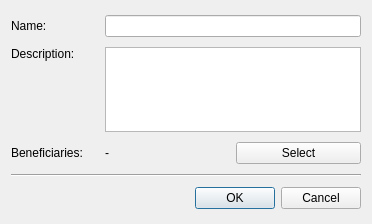
The window that Src.QT/tt3-gui/CreateWorkStreamDialog.ui (akapustiatyahoocouk/TimeTracker3) describes before a commit, drawn with Qt 5.
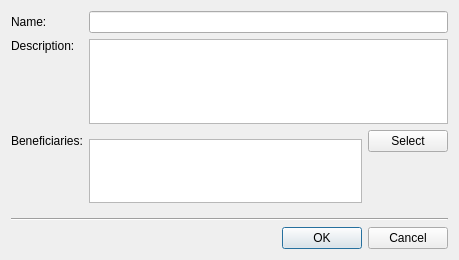
The same window after the commit. Icons and pictures are not drawn.

The edit to the form file:
```diff
--- a/Src.QT/tt3-gui/CreateWorkStreamDialog.ui
+++ b/Src.QT/tt3-gui/CreateWorkStreamDialog.ui
@@ -6,8 +6,8 @@
    <rect>
     <x>0</x>
     <y>0</y>
-    <width>372</width>
-    <height>224</height>
+    <width>459</width>
+    <height>260</height>
    </rect>
   </property>
   <property name="windowTitle">
@@ -21,19 +21,10 @@
    <bool>true</bool>
   </property>
   <layout class="QGridLayout" name="gridLayout">
-   <item row="1" column="1" colspan="2">
-    <widget class="QPlainTextEdit" name="descriptionPlainTextEdit">
-     <property name="sizePolicy">
-      <sizepolicy hsizetype="Expanding" vsizetype="Fixed">
-       <horstretch>0</horstretch>
-       <verstretch>0</verstretch>
-      </sizepolicy>
-     </property>
-     <property name="maximumSize">
-      <size>
-       <width>16777215</width>
-       <height>85</height>
-      </size>
+   <item row="0" column="0">
+    <widget class="QLabel" name="displayNameLabel">
+     <property name="text">
+      <string>Name:</string>
      </property>
     </widget>
    </item>
@@ -47,23 +38,54 @@
      </property>
     </widget>
    </item>
-   <item row="4" column="0" colspan="3">
-    <widget class="QDialogButtonBox" name="buttonBox">
-     <property name="orientation">
-      <enum>Qt::Orientation::Horizontal</enum>
+   <item row="1" column="1" colspan="2">
+    <widget class="QPlainTextEdit" name="descriptionPlainTextEdit">
+     <property name="sizePolicy">
+      <sizepolicy hsizetype="Expanding" vsizetype="Fixed">
+       <horstretch>0</horstretch>
+       <verstretch>0</verstretch>
+      </sizepolicy>
      </property>
-     <property name="standardButtons">
-      <set>QDialogButtonBox::StandardButton::Cancel|QDialogButtonBox::StandardButton::Ok</set>
+     <property name="maximumSize">
+      <size>
+       <width>16777215</width>
+       <height>85</height>
+      </size>
      </property>
     </widget>
    </item>
-   <item row="0" column="1" colspan="2">
-    <widget class="QLineEdit" name="displayNameLineEdit"/>
-   </item>
-   <item row="0" column="0">
-    <widget class="QLabel" name="displayNameLabel">
+   <item row="2" column="0">
+    <widget class="QLabel" name="beneficiariesLabel">
      <property name="text">
-      <string>Name:</string>
+      <string>Beneficiaries:</string>
+     </property>
+    </widget>
+   </item>
+   <item row="2" column="1" rowspan="2">
+    <widget class="QListWidget" name="beneficiariesListWidget">
+     <property name="sizePolicy">
+      <sizepolicy hsizetype="Expanding" vsizetype="Expanding">
+       <horstretch>0</horstretch>
+       <verstretch>64</verstretch>
+      </sizepolicy>
+     </property>
+     <property name="minimumSize">
+      <size>
+       <width>0</width>
+       <height>0</height>
+      </size>
+     </property>
+     <property name="maximumSize">
+      <size>
+       <width>16777215</width>
+       <height>64</height>
+      </size>
+     </property>
+     <property name="baseSize">
+      <size>
+       <width>0</width>
+       <height>64</height>
+      </size>
      </property>
     </widget>
    </item>
@@ -78,30 +100,39 @@
      </property>
     </widget>
    </item>
-   <item row="2" column="1">
-    <widget class="QLabel" name="beneficiariesValueLabel">
-     <property name="text">
-      <string>-</string>
+   <item row="3" column="2">
+    <spacer name="verticalSpacer">
+     <property name="orientation">
+      <enum>Qt::Orientation::Vertical</enum>
      </property>
-     <property name="wordWrap">
-      <bool>true</bool>
+     <property name="sizeHint" stdset="0">
+      <size>
+       <width>20</width>
+       <height>28</height>
+      </size>
      </property>
-    </widget>
+    </spacer>
    </item>
-   <item row="2" column="0">
-    <widget class="QLabel" name="beneficiariesLabel">
-     <property name="text">
-      <string>Beneficiaries:</string>
-     </property>
-    </widget>
-   </item>
-   <item row="3" column="0" colspan="3">
+   <item row="4" column="0" colspan="3">
     <widget class="Line" name="line">
      <property name="orientation">
       <enum>Qt::Orientation::Horizontal</enum>
      </property>
     </widget>
    </item>
+   <item row="5" column="0" colspan="3">
+    <widget class="QDialogButtonBox" name="buttonBox">
+     <property name="orientation">
+      <enum>Qt::Orientation::Horizontal</enum>
+     </property>
+     <property name="standardButtons">
+      <set>QDialogButtonBox::StandardButton::Cancel|QDialogButtonBox::StandardButton::Ok</set>
+     </property>
+    </widget>
+   </item>
+   <item row="0" column="1" colspan="2">
+    <widget class="QLineEdit" name="displayNameLineEdit"/>
+   </item>
   </layout>
  </widget>
  <tabstops>
```
Left out of the diff: 1 changed line with no effect on the pictures.
